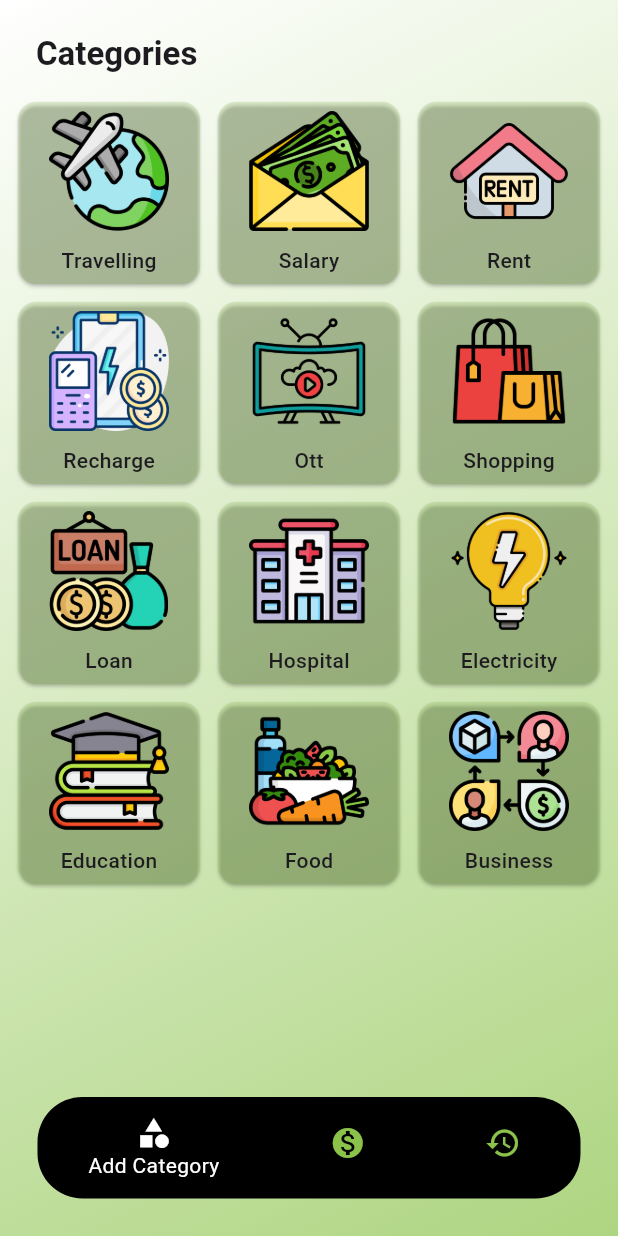
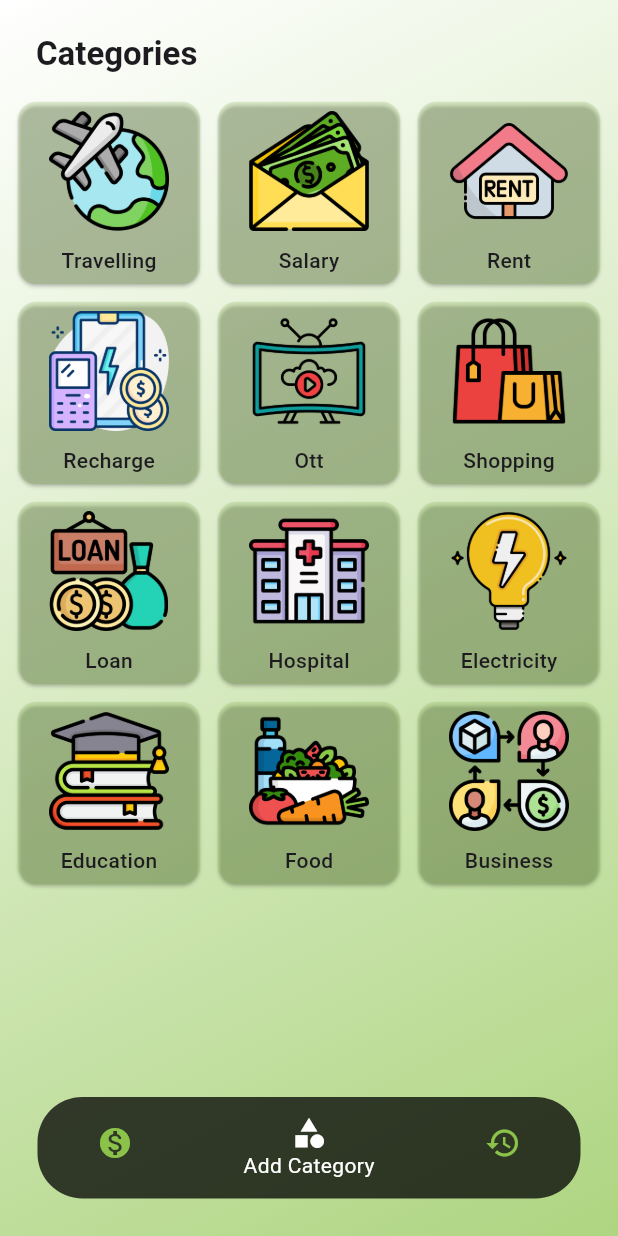
Before and after one commit to vrajGodhani24/budget-tracker, a Flutter app: the screen it shows after launch, on a phone screen of 412 x 824 dp. Run offline on Flutter 3.47's test engine with Material 3 defaults, Android fonts, the phone set to English and light mode, and no system bars; our stand-ins replace get.

Commit message:
21/02/24 First Upoad

```diff
--- a/lib/module/views/homepage/homepage.dart
+++ b/lib/module/views/homepage/homepage.dart
@@ -9,6 +9,8 @@ class HomePage extends StatefulWidget {
 }
 
 class _HomePageState extends State<HomePage> {
+  int currentIndex = 1;
+
   @override
   Widget build(BuildContext context) {
     return Scaffold(
@@ -85,22 +87,28 @@ class _HomePageState extends State<HomePage> {
                 margin: const EdgeInsets.all(25),
                 decoration: BoxDecoration(
                   borderRadius: BorderRadius.circular(30),
-                  color: Colors.black,
+                  color: Colors.black.withOpacity(0.75),
                 ),
                 child: BottomNavigationBar(
+                  currentIndex: currentIndex,
+                  onTap: (val) {
+                    setState(() {
+                      currentIndex = val;
+                    });
+                  },
                   elevation: 0,
                   type: BottomNavigationBarType.shifting,
                   selectedItemColor: Colors.white,
                   unselectedItemColor: Colors.lightGreen,
                   items: const [
                     BottomNavigationBarItem(
-                      icon: Icon(Icons.category),
-                      label: 'Add Category',
+                      icon: Icon(Icons.monetization_on),
+                      label: 'Add Budget',
                       backgroundColor: Colors.transparent,
                     ),
                     BottomNavigationBarItem(
-                      icon: Icon(Icons.monetization_on),
-                      label: 'Add Budget',
+                      icon: Icon(Icons.category),
+                      label: 'Add Category',
                       backgroundColor: Colors.transparent,
                     ),
                     BottomNavigationBarItem(
```
Also changed, not shown: 1 other file.
